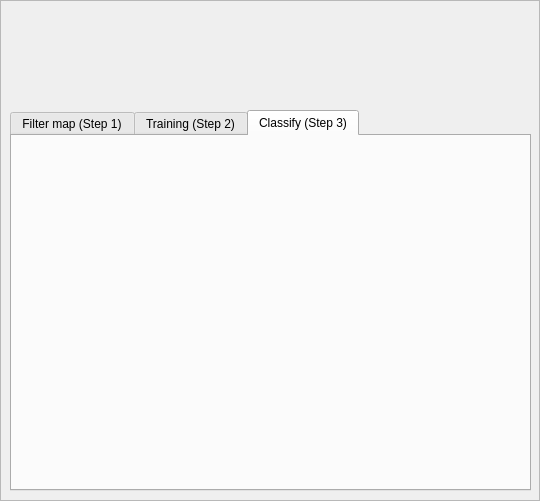
First picture: the form in plugin/historicalmap_gui.ui, repository nkarasiak/HistoricalMap, before the edit.
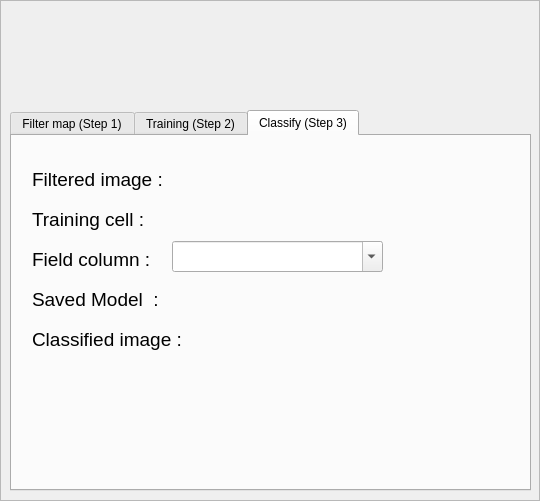
Second picture: the form after the edit. The open tabs and pages were chosen to show the change. Custom widgets are drawn as their Qt base class.

```diff
--- a/plugin/historicalmap_gui.ui
+++ b/plugin/historicalmap_gui.ui
@@ -391,6 +391,112 @@
     <attribute name="title">
      <string>Classify (Step 3)</string>
     </attribute>
+    <widget class="QLabel" name="tiffImageLabel_11">
+     <property name="geometry">
+      <rect>
+       <x>20</x>
+       <y>150</y>
+       <width>131</width>
+       <height>27</height>
+      </rect>
+     </property>
+     <property name="font">
+      <font>
+       <pointsize>14</pointsize>
+      </font>
+     </property>
+     <property name="text">
+      <string>Saved Model  : </string>
+     </property>
+    </widget>
+    <widget class="QLabel" name="tiffImageLabel_12">
+     <property name="geometry">
+      <rect>
+       <x>20</x>
+       <y>30</y>
+       <width>141</width>
+       <height>27</height>
+      </rect>
+     </property>
+     <property name="font">
+      <font>
+       <pointsize>14</pointsize>
+      </font>
+     </property>
+     <property name="text">
+      <string>Filtered image :</string>
+     </property>
+    </widget>
+    <widget class="QLabel" name="tiffImageLabel_13">
+     <property name="geometry">
+      <rect>
+       <x>20</x>
+       <y>70</y>
+       <width>111</width>
+       <height>27</height>
+      </rect>
+     </property>
+     <property name="font">
+      <font>
+       <pointsize>14</pointsize>
+      </font>
+     </property>
+     <property name="text">
+      <string>Training cell :</string>
+     </property>
+    </widget>
+    <widget class="QgsFieldComboBox" name="mFieldComboBox_2">
+     <property name="geometry">
+      <rect>
+       <x>160</x>
+       <y>105</y>
+       <width>211</width>
+       <height>31</height>
+      </rect>
+     </property>
+     <property name="editable">
+      <bool>true</bool>
+     </property>
+     <property name="duplicatesEnabled">
+      <bool>false</bool>
+     </property>
+    </widget>
+    <widget class="QLabel" name="tiffImageLabel_14">
+     <property name="geometry">
+      <rect>
+       <x>20</x>
+       <y>110</y>
+       <width>131</width>
+       <height>27</height>
+      </rect>
+     </property>
+     <property name="font">
+      <font>
+       <pointsize>14</pointsize>
+      </font>
+     </property>
+     <property name="text">
+      <string>Field column : </string>
+     </property>
+    </widget>
+    <widget class="QLabel" name="tiffImageLabel_15">
+     <property name="geometry">
+      <rect>
+       <x>20</x>
+       <y>190</y>
+       <width>151</width>
+       <height>27</height>
+      </rect>
+     </property>
+     <property name="font">
+      <font>
+       <pointsize>14</pointsize>
+      </font>
+     </property>
+     <property name="text">
+      <string>Classified image :</string>
+     </property>
+    </widget>
    </widget>
   </widget>
  </widget>
```
Left out of the diff: 91 changed lines with no effect on the pictures.
